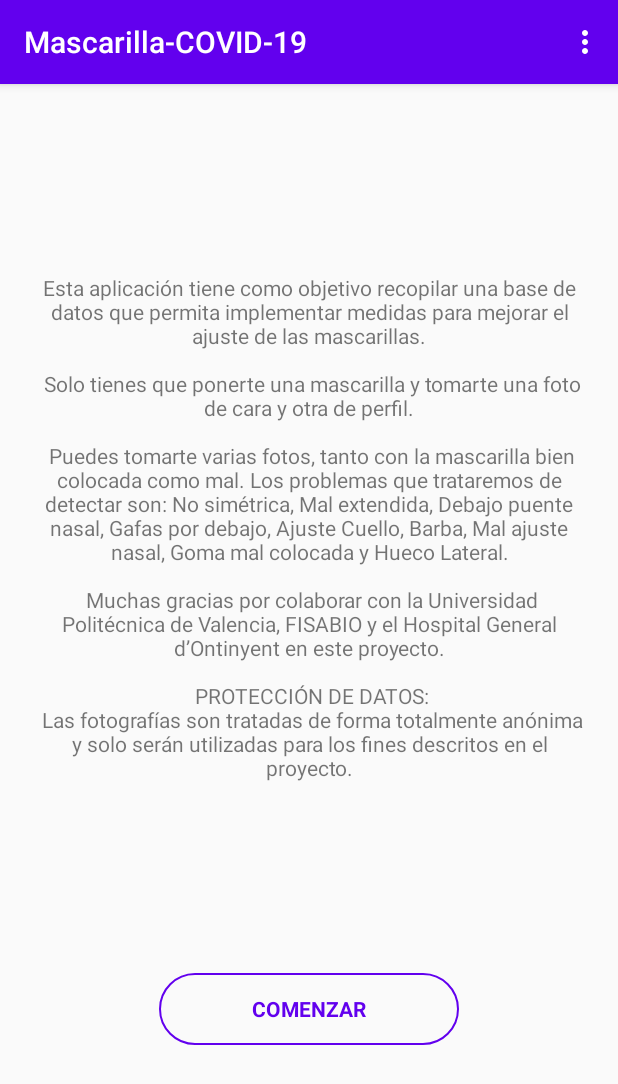
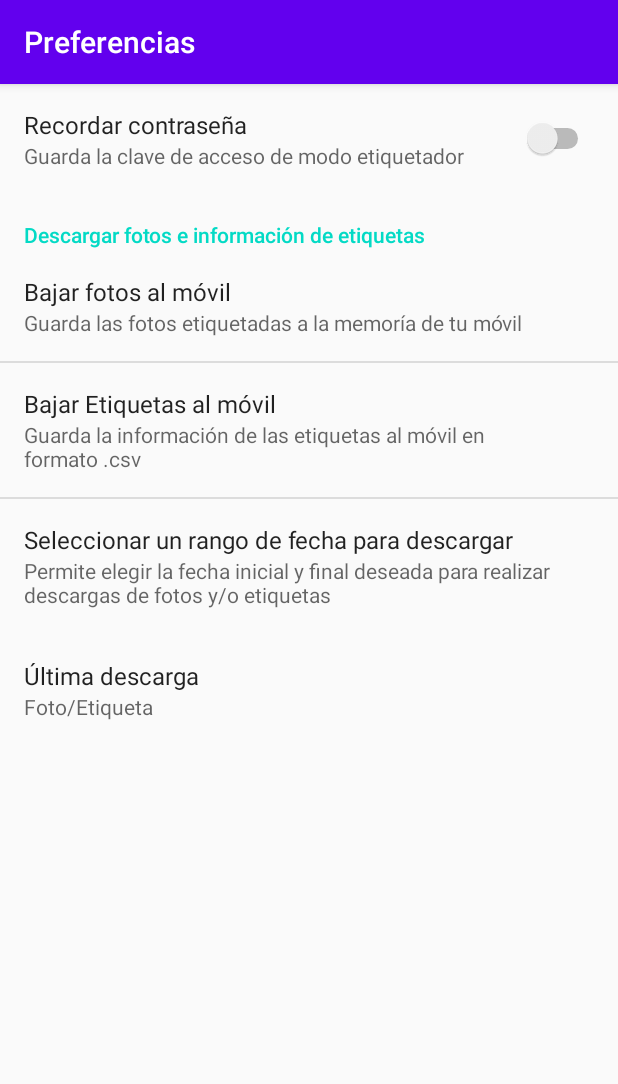
Before and after one commit to jesus-tomas-girones/Mascarillas, an Android app: the screen it shows after launch (MainActivity before the commit, PreferencesActivity after it), in the options menu, after a tap on "Preferencias", on a phone screen of 412 x 824 dp. Shown: the top 1084 px of the screen. Run offline under Robolectric (Android 15) with nearby library versions, the phone set to English and light mode, and no system bars; 4 statements that could not run were skipped.

Commit message:
Interfaz Preferencia - Implementación de las opciones de preferencia (En proceso)

```diff
--- /dev/null
+++ b/app/src/main/java/es/upv/master/android/reconocimientofacial/DatePreference.java
@@ -0,0 +1,137 @@
+package es.upv.master.android.reconocimientofacial;
+
+import android.content.Context;
+import android.content.res.TypedArray;
+import android.os.Build;
+import android.preference.DialogPreference;
+import android.util.AttributeSet;
+import android.view.View;
+import android.widget.DatePicker;
+
+import java.text.SimpleDateFormat;
+import java.util.Calendar;
+
+public class DatePreference extends DialogPreference {
+    private int lastDate = 0;
+    private int lastMonth = 0;
+    private int lastYear = 0;
+    private String dateval;
+    private CharSequence mSummary;
+    private DatePicker picker = null;
+
+
+    public static int getYear(String dateval) {
+        String[] pieces = dateval.split("-");
+        return (Integer.parseInt(pieces[0]));
+    }
+
+    public static int getMonth(String dateval) {
+        String[] pieces = dateval.split("-");
+        return (Integer.parseInt(pieces[1]));
+    }
+
+    public static int getDate(String dateval) {
+        String[] pieces = dateval.split("-");
+        return (Integer.parseInt(pieces[2]));
+    }
+
+    public DatePreference(Context ctxt, AttributeSet attrs) {
+        super(ctxt, attrs);
+
+        setPositiveButtonText("Aceptar");
+        setNegativeButtonText("Cancelar");
+    }
+
+    @Override
+    protected View onCreateDialogView() {
+        picker = new DatePicker(getContext());
+
+        // setCalendarViewShown(false) attribute is only available from API level 11
+        if (Build.VERSION.SDK_INT >= Build.VERSION_CODES.HONEYCOMB) {
+            picker.setCalendarViewShown(false);
+        }
+
+        return (picker);
+    }
+
+    @Override
+    protected void onBindDialogView(View v) {
+        super.onBindDialogView(v);
+
+        picker.updateDate(lastYear, lastMonth + 1, lastDate);
+    }
+
+    @Override
+    protected void onDialogClosed(boolean positiveResult) {
+        super.onDialogClosed(positiveResult);
+
+        if (positiveResult) {
+            lastYear = picker.getYear();
+            lastMonth = picker.getMonth();
+            lastDate = picker.getDayOfMonth();
+
+            String dateval = String.valueOf(lastYear) + "-"
+                    + String.valueOf(lastMonth) + "-"
+                    + String.valueOf(lastDate);
+
+            if (callChangeListener(dateval)) {
+                persistString(dateval);
+            }
+        }
+    }
+
+    @Override
+    protected Object onGetDefaultValue(TypedArray a, int index) {
+        return (a.getString(index));
+    }
+
+    @Override
+    protected void onSetInitialValue(boolean restoreValue, Object defaultValue) {
+        dateval = null;
+
+        if (restoreValue) {
+            if (defaultValue == null) {
+                Calendar cal = Calendar.getInstance();
+                SimpleDateFormat format1 = new SimpleDateFormat("yyyy-MM-dd");
+                String formatted = format1.format(cal.getTime());
+                dateval = getPersistedString(formatted);
+            } else {
+                dateval = getPersistedString(defaultValue.toString());
+            }
+        } else {
+            dateval = defaultValue.toString();
+        }
+        lastYear = getYear(dateval);
+        lastMonth = getMonth(dateval);
+        lastDate = getDate(dateval);
+    }
+
+    public void setText(String text) {
+        final boolean wasBlocking = shouldDisableDependents();
+
+        dateval = text;
+
+        persistString(text);
+
+        final boolean isBlocking = shouldDisableDependents();
+        if (isBlocking != wasBlocking) {
+            notifyDependencyChange(isBlocking);
+        }
+    }
+
+    public String getText() {
+        return dateval;
+    }
+
+    public CharSequence getSummary() {
+        return mSummary;
+    }
+
+    public void setSummary(CharSequence summary) {
+        if (summary == null && mSummary != null || summary != null
+                && !summary.equals(mSummary)) {
+            mSummary = summary;
+            notifyChanged();
+        }
+    }
+}
--- /dev/null
+++ b/app/src/main/java/es/upv/master/android/reconocimientofacial/PreferencesActivity.java
@@ -0,0 +1,24 @@
+package es.upv.master.android.reconocimientofacial;
+
+import android.content.Context;
+import android.os.Bundle;
+
+import androidx.appcompat.app.AppCompatActivity;
+import androidx.fragment.app.FragmentManager;
+
+public class PreferencesActivity extends AppCompatActivity {
+    public static FragmentManager fragmentManager;
+    @Override
+    protected void onCreate(Bundle savedInstanceState) {
+
+        super.onCreate(savedInstanceState);
+          getFragmentManager().beginTransaction()
+                .replace(android.R.id.content, new PreferencesFragment())
+                .commit();
+        fragmentManager = getSupportFragmentManager();
+
+
+
+    }
+
+}
--- /dev/null
+++ b/app/src/main/java/es/upv/master/android/reconocimientofacial/PreferencesFragment.java
@@ -0,0 +1,208 @@
+package es.upv.master.android.reconocimientofacial;
+
+import android.Manifest;
+import android.app.Activity;
+import android.app.AlertDialog;
+import android.app.DatePickerDialog;
+import android.app.Dialog;
+import android.app.TimePickerDialog;
+import android.content.Context;
+import android.content.DialogInterface;
+import android.content.Intent;
+import android.content.SharedPreferences;
+import android.content.pm.PackageManager;
+import android.os.Bundle;
+import android.preference.DialogPreference;
+import android.preference.EditTextPreference;
+import android.preference.ListPreference;
+import android.preference.Preference;
+import android.preference.PreferenceFragment;
+import android.preference.PreferenceManager;
+import android.text.format.DateFormat;
+import android.util.AttributeSet;
+import android.widget.DatePicker;
+import android.widget.EditText;
+import android.widget.LinearLayout;
+import android.widget.TimePicker;
+import android.widget.Toast;
+
+import androidx.annotation.NonNull;
+import androidx.annotation.Nullable;
+import androidx.core.app.ActivityCompat;
+import androidx.fragment.app.DialogFragment;
+
+import java.text.SimpleDateFormat;
+import java.util.Calendar;
+import java.util.Date;
+import java.util.Locale;
+import java.util.jar.Attributes;
+
+import es.upv.master.android.reconocimientofacial.ui.MainActivity;
+import es.upv.master.android.reconocimientofacial.ui.label.ListLabelActivity;
+
+import static java.lang.String.format;
+
+public class PreferencesFragment extends PreferenceFragment implements Preference.OnPreferenceChangeListener {
+    private int valor = 3, numOptions;
+    private ListPreference listDownloadPhotos, listDownloadLabels;
+    private DatePreference inicialDate, finalDate;
+    private static final int SOLICITUD_PERMISO_WRITE_EXTERNAL_STORAGE = 0;
+    private EditTextPreference register_last_download;
+    private final long HOUR_MS = 3600000;
+    private Date timeDownload, currentDate;
+
+    @Override public void onCreate(Bundle savedInstanceState) {
+        super.onCreate(savedInstanceState);
+        addPreferencesFromResource(R.xml.preferencias);
+
+        SimpleDateFormat formatoFecha = new SimpleDateFormat("yyyy-MM-dd");
+        currentDate = new Date(System.currentTimeMillis());
+        String dateString = formatoFecha.format(currentDate);
+
+        listDownloadPhotos= (ListPreference) findPreference("download_photo");
+        listDownloadPhotos.setOnPreferenceChangeListener(this);
+        listDownloadLabels= (ListPreference) findPreference("download_label");
+        listDownloadLabels.setOnPreferenceChangeListener(this);
+
+        inicialDate = (DatePreference) findPreference("pref_inicial_date");
+        inicialDate.setOnPreferenceChangeListener(this);
+        inicialDate.setSummary(dateString);
+        finalDate = (DatePreference) findPreference("pref_final_date");
+        finalDate.setOnPreferenceChangeListener(this);
+        finalDate.setSummary(dateString);
+
+        register_last_download = (EditTextPreference) findPreference("register_download");
+        register_last_download.setText("última descarga: ");
+        register_last_download.setSelectable(false);
+
+        almacenamientoEnMemoria();
+        if(!almacenamientoEnMemoria()){
+             hayPermisoAlmacenamientoExterno();
+        }
+
+    }
+
+    public boolean almacenamientoEnMemoria(){
+        if(!hayPermisoAlmacenamientoExterno()){
+            solicitarPermiso(Manifest.permission.WRITE_EXTERNAL_STORAGE, "Sin el permiso"+ " de almacenamiento externo no puede escribir o leer las puntuaciones en memoria.",
+                    SOLICITUD_PERMISO_WRITE_EXTERNAL_STORAGE, getActivity());
+        }
+        return hayPermisoAlmacenamientoExterno();
+    }
+
+    public static void solicitarPermiso(final String permiso, String justificacion, final int requestCode, final Activity actividad) {
+        if (ActivityCompat.shouldShowRequestPermissionRationale(actividad, permiso)){
+            new AlertDialog.Builder(actividad)
+                    .setTitle("Solicitud de permiso")
+                    .setMessage(justificacion)
+                    .setPositiveButton("OK", new DialogInterface.OnClickListener() {
+                        public void onClick(DialogInterface dialog, int whichButton) {
+                            ActivityCompat.requestPermissions(actividad, new String[]{permiso}, requestCode); }}).show();
+
+        }else {
+            ActivityCompat.requestPermissions(actividad, new String[]{permiso}, requestCode);
+        }
+    }
+
+    public boolean hayPermisoAlmacenamientoExterno() {
+        return (ActivityCompat.checkSelfPermission(
+                this.getActivity(), Manifest.permission.WRITE_EXTERNAL_STORAGE)
+                == PackageManager.PERMISSION_GRANTED);
+    }
+
+    /*@Override
+    public void onRequestPermissionsResult(int requestCode, @NonNull String[] permissions, @NonNull int[] grantResults) {
+        super.onRequestPermissionsResult(requestCode, permissions, grantResults);
+        if (requestCode == SOLICITUD_PERMISO_WRITE_EXTERNAL_STORAGE) {
+            if (grantResults.length == 1 && grantResults[0] == PackageManager.PERMISSION_GRANTED) { almacenamientoEnMemoria();} else {
+                Toast.makeText(getActivity(), "Sin el permiso, no puedo realizar la " + "acción", Toast.LENGTH_SHORT).show(); }
+        }
+    }*/
+
+    @Override
+    public boolean onPreferenceChange(Preference preference, Object newValue) {
+        boolean res = false;
+        Date time;
+        switch (preference.getKey()){
+            case "download_photo":
+                numOptions = Integer.parseInt((String)newValue);
+                switch (numOptions){
+                    case 0:
+                        time = new Date(System.currentTimeMillis()-24*HOUR_MS);
+                        break;
+                    case 1:
+                        time = new Date(System.currentTimeMillis()-3*24*HOUR_MS);
+                        break;
+                    case 2:
+                        time = new Date(System.currentTimeMillis()-7*24*HOUR_MS);
+                        break;
+                    case 3:
+                        time = new Date(System.currentTimeMillis()-15*24*HOUR_MS);
+                        break;
+                    case 4:
+                        showDatePickerDialog();
+                        time = timeDownload;
+                        break;
+                    default:
+                        throw new IllegalStateException("Unexpected value: " + numOptions);
+                }
+                if(time != null)
+                register_last_download.setSummary("última descarga: "+dateFormat(time));
+                res = true;
+                break;
+            case "download_label":
+                break;
+            case "pref_inicial_date":
+                inicialDate.setSummary((String) newValue);
+                break;
+        }
+        return res;
+    }
+
+    private String dateFormat(Date date){
+        SimpleDateFormat formatoFecha = new SimpleDateFormat("yyyy/MM/dd HH:mm:ss");
+        return formatoFecha.format(date);
+    }
+
+
+    public static class DatePickerFragment extends DialogFragment
+            implements DatePickerDialog.OnDateSetListener {
+        private Calendar calendar;
+        private DatePickerDialog.OnDateSetListener onDateSetListener;
+
+        public DatePickerFragment(DatePickerDialog.OnDateSetListener onDateSetListener) {
+            this.onDateSetListener = onDateSetListener;
+        }
+
+        @Override
+        public Dialog onCreateDialog(Bundle savedInstanceState) {
+            // Use the current date as the default date in the picker
+            calendar = Calendar.getInstance();
+            int year = calendar.get(Calendar.YEAR);
+            int month = calendar.get(Calendar.MONTH);
+            int day = calendar.get(Calendar.DAY_OF_MONTH);
+
+            // Create a new instance of DatePickerDialog and return it
+            return new DatePickerDialog(getActivity(), onDateSetListener, year, month, day);
+        }
+
+        public void onDateSet(DatePicker view, int year, int month, int day) {
+            // Do something with the date chosen by the user
+        }
+    }
+
+    private void showDatePickerDialog() {
+        DatePickerFragment newFragment = new DatePickerFragment(new DatePickerDialog.OnDateSetListener(){
+            @Override
+            public void onDateSet(DatePicker view, int year, int month, int dayOfMonth) {
+                Calendar  calendar = Calendar.getInstance();
+                calendar.set(year, month, dayOfMonth);
+                timeDownload = calendar.getTime();
+                long time = timeDownload.getTime();
+                register_last_download.setSummary("última descarga: "+calendar.getTime().toString());
+            }
+        });
+        newFragment.show(PreferencesActivity.fragmentManager, "datePicker");
+    }
+
+}
--- a/app/src/main/java/es/upv/master/android/reconocimientofacial/ui/MainActivity.java
+++ b/app/src/main/java/es/upv/master/android/reconocimientofacial/ui/MainActivity.java
@@ -2,6 +2,8 @@ package es.upv.master.android.reconocimientofacial.ui;
 
 import androidx.appcompat.app.AlertDialog;
 import androidx.appcompat.app.AppCompatActivity;
+
+import es.upv.master.android.reconocimientofacial.PreferencesActivity;
 import es.upv.master.android.reconocimientofacial.R;
 import es.upv.master.android.reconocimientofacial.ui.take_photo.TakePhotoActivity;
 import es.upv.master.android.reconocimientofacial.ui.label.ListLabelActivity;
@@ -47,7 +49,8 @@ public class MainActivity extends AppCompatActivity {
 
         //noinspection SimplifiableIfStatement
         if (id == R.id.menu_preferencia) {
-
+            Intent i = new Intent(getApplicationContext(), PreferencesActivity.class);
+            startActivity(i);
             return true;
         }
 
--- a/app/src/main/java/es/upv/master/android/reconocimientofacial/ui/label/LabelActivity.java
+++ b/app/src/main/java/es/upv/master/android/reconocimientofacial/ui/label/LabelActivity.java
@@ -202,7 +202,9 @@ public class LabelActivity extends AppCompatActivity implements View.OnTouchList
                        }
                     }
                  }
-              });
+                  @Override
+                  public void onLoadPhotos(List<String> urls){}
+          });
    }
 
          @Override
--- a/app/src/main/res/values/arrays.xml
+++ b/app/src/main/res/values/arrays.xml
@@ -11,4 +11,19 @@
         <item>@string/label_8</item>
         <item>@string/label_9</item>
     </string-array>
+
+    <string-array name="control_dates">
+        <item>Hoy</item>
+        <item>Últimos 3 dias</item>
+        <item>Últimos 7 dias</item>
+        <item>Últimos 15 dias</item>
+        <item>Seleccionar otra fecha</item>
+    </string-array>
+    <string-array name="control_dates_valores">
+        <item>0</item>
+        <item>1</item>
+        <item>2</item>
+        <item>3</item>
+        <item>4</item>
+    </string-array>
 </resources>
--- a/app/src/main/res/values/strings.xml
+++ b/app/src/main/res/values/strings.xml
@@ -61,4 +61,19 @@ PROTECCIÓN DE DATOS:\n Las fotografías son tratadas de forma totalmente anóni
     <string name="label_7">Mal ajuste nasal</string>
     <string name="label_8">Goma mal colocada</string>
     <string name="label_9">Hueco Lateral</string>
+
+    <!-- Preference    -->
+    <string name="action_setting">Preferencias</string>
+    <string name="pref_remember_password">Recordar contraseña</string>
+    <string name="pref_summary_password">Guarda la clave de acceso de modo etiquetador</string>
+    <string name="pref_download_photo_and_data">Descargar fotos e información de etiquetas</string>
+    <string name="pref_summary_download_photo">Guarda las fotos etiquetadas a la memoría de tu móvil</string>
+    <string name="pref_download_photo">Bajar fotos al móvil</string>
+    <string name="pref_download_label">Bajar Etiquetas al móvil</string>
+    <string name="pref_summary_download_label">Guarda la información de las etiquetas al móvil en formato .csv</string>
+    <string name="pref_select_date">Seleccionar un rango de fecha para descargar</string>
+    <string name="pref_choose_date">Bajar Etiquetas al móvilr</string>
+    <string name="pref_summary_choose_date">Permite elegir la fecha inicial y final deseada para realizar descargas de fotos y/o etiquetas</string>
+    <string name="pref_register_download">Última descarga</string>
+    <string name="pref_summary_register_download">Foto/Etiqueta</string>
 </resources>
--- a/app/src/main/res/values/styles.xml
+++ b/app/src/main/res/values/styles.xml
@@ -32,4 +32,8 @@
         <item name="android:background">@drawable/border_button_inicio</item>
     </style>
 
+    <style name="dateTimePicker" parent="ThemeOverlay.MaterialComponents.Dialog">
+        <item name="colorAccent">@color/colorPrimary</item>
+    </style>
+
 </resources>
--- /dev/null
+++ b/app/src/main/res/xml/preferencias.xml
@@ -0,0 +1,60 @@
+<?xml version="1.0" encoding="utf-8"?>
+<PreferenceScreen
+    xmlns:android="http://schemas.android.com/apk/res/android"
+    android:key="preferencias_principal" >
+    <SwitchPreference
+        android:key="password"
+        android:title="@string/pref_remember_password"
+        android:summary="@string/pref_summary_password"
+        android:defaultValue="0"/>
+    <PreferenceCategory android:title="@string/pref_download_photo_and_data">
+        <ListPreference
+            android:key="download_photo"
+            android:title="@string/pref_download_photo"
+            android:summary="@string/pref_summary_download_photo"
+            android:entries="@array/control_dates"
+            android:entryValues="@array/control_dates_valores"
+            android:defaultValue="0"/>
+        <ListPreference
+            android:key="download_label"
+            android:summary="@string/pref_summary_download_label"
+            android:title="@string/pref_download_label"
+            android:entries="@array/control_dates"
+            android:entryValues="@array/control_dates_valores"
+            android:defaultValue="0"/>
+    </PreferenceCategory >
+    <PreferenceScreen
+        android:title="@string/pref_select_date"
+        android:summary="@string/pref_summary_choose_date">
+<!--        <EditTextPreference
+            android:key="pref_from_date"
+            android:title="Desde:"
+            android:summary="Fecha de inicio"
+            android:inputType="date"
+            android:defaultValue=" "/>
+        <EditTextPreference
+            android:key="pref_until_date"
+            android:title="Hasta:"
+            android:summary="Fecha final"
+            android:inputType="date"
+            android:defaultValue=" "/>-->
+        <es.upv.master.android.reconocimientofacial.DatePreference
+            android:key="pref_inicial_date"
+            android:title="Seleccionar fecha Inicial"
+            android:defaultValue="2014-08-01"
+            android:summary="2014-08-01"/>
+        <es.upv.master.android.reconocimientofacial.DatePreference
+            android:key="pref_final_date"
+            android:title="Seleccionar fecha Final"
+            android:defaultValue="2014-08-01"
+            android:summary="Ultima descarga: 2014-08-01"/>
+    </PreferenceScreen >
+    <EditTextPreference
+        android:key="register_download"
+        android:summary="@string/pref_summary_register_download"
+        android:title="@string/pref_register_download"
+        android:entries="@array/control_dates"
+        android:entryValues="@array/control_dates_valores"
+        android:defaultValue="0"/>
+
+</PreferenceScreen>
```
Also changed, not shown: app/src/main/AndroidManifest.xml (+6 -2 lines), app/src/main/java/es/upv/master/android/reconocimientofacial/data/DataBase.java (+71 -0 lines).
